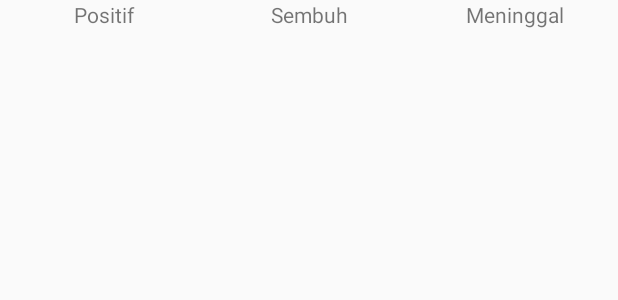
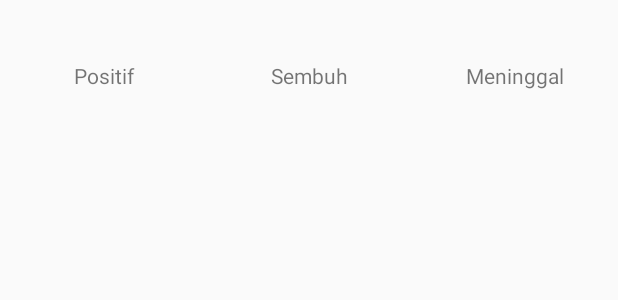
Before and after one commit to raliesebastiandarius/Tubes---Covid---P3B, an Android app: the layout info.xml on its own in the app's theme, with its tools: preview values and no code run, on a phone screen of 412 x 824 dp. Shown: the top 300 px of the screen. Run offline under Robolectric (Android 15) with nearby library versions, the phone set to English and light mode, and no system bars.

Commit message:
fix listview (extend)

```diff
--- a/app/src/main/java/com/example/tubes_covid/ListAdapter.java
+++ b/app/src/main/java/com/example/tubes_covid/ListAdapter.java
@@ -74,7 +74,7 @@ public class ListAdapter extends BaseAdapter {
             one.setVisibility(View.GONE);
 
             this.tv_content.setOnClickListener(new View.OnClickListener() {
-                boolean isOpen = true;
+                boolean isOpen = false;
 
                 @Override
                 public void onClick(View v) {
--- a/app/src/main/res/layout/info.xml
+++ b/app/src/main/res/layout/info.xml
@@ -1,6 +1,6 @@
 <?xml version="1.0" encoding="utf-8"?>
 <LinearLayout xmlns:android="http://schemas.android.com/apk/res/android"
-    android:orientation="horizontal" android:layout_width="match_parent"
+    android:orientation="vertical" android:layout_width="match_parent"
     android:layout_height="match_parent"
     android:weightSum="3">
 
@@ -8,8 +8,6 @@
         android:layout_width="wrap_content"
         android:layout_height="wrap_content"
         android:id="@+id/tv_content"
-        android:onClick="accordionClick"
-        android:clickable="true"
         android:textSize="30dp">
 
     </TextView>
```
